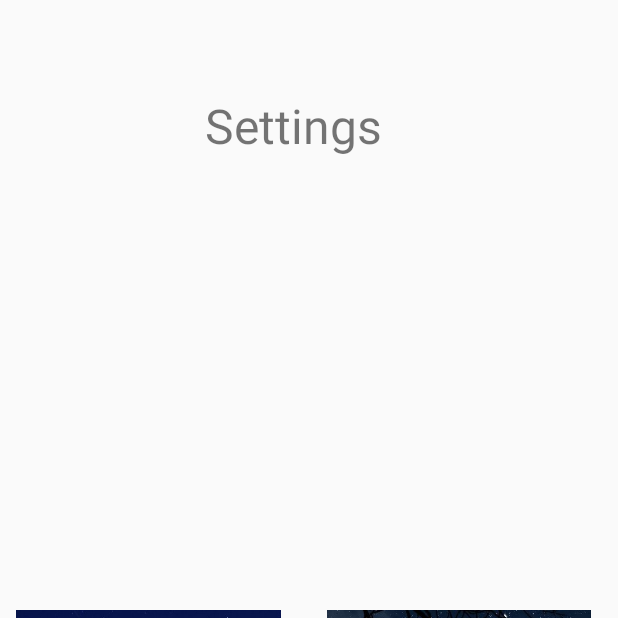
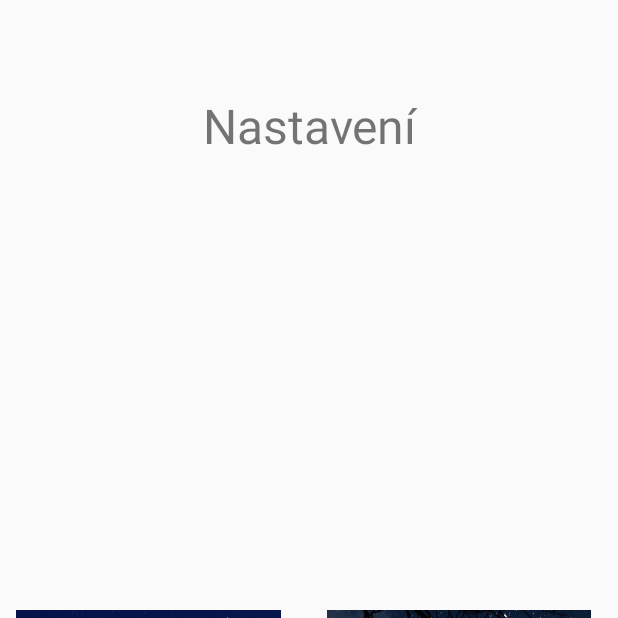
Before and after one commit to KeiShadow/Tamz2, an Android app: the settingsActivity screen opened directly, with no data from a screen before it, on a phone screen of 412 x 824 dp, the top half of it. Run offline under Robolectric (Android 15) with nearby library versions, the phone set to English and light mode, and no system bars.

Commit message:
Hotovo
Oprava string.xml, a formátování textu.

```diff
--- a/Zodiac/app/src/main/res/layout/activity_settings.xml
+++ b/Zodiac/app/src/main/res/layout/activity_settings.xml
@@ -8,19 +8,20 @@
 
     <TextView
         android:id="@+id/textView"
-        android:layout_width="139dp"
+        android:layout_width="225dp"
         android:layout_height="54dp"
+        android:layout_marginBottom="8dp"
+        android:layout_marginLeft="8dp"
+        android:layout_marginRight="8dp"
+        android:layout_marginTop="8dp"
         android:text="@string/settings"
+        android:textAlignment="center"
         android:textSize="32sp"
+        app:layout_constraintBottom_toBottomOf="parent"
+        app:layout_constraintLeft_toLeftOf="parent"
+        app:layout_constraintRight_toRightOf="parent"
         app:layout_constraintTop_toTopOf="parent"
-        android:layout_marginTop="8dp"
-        app:layout_constraintBottom_toBottomOf="parent"
-        android:layout_marginBottom="8dp"
-        app:layout_constraintVertical_bias="0.072"
-        android:layout_marginRight="8dp"
-        app:layout_constraintRight_toRightOf="parent"
-        android:layout_marginLeft="8dp"
-        app:layout_constraintLeft_toLeftOf="parent" />
+        app:layout_constraintVertical_bias="0.072" />
 
     <ImageView
         android:id="@+id/w01"
--- a/Zodiac/app/src/main/res/menu/menu.xml
+++ b/Zodiac/app/src/main/res/menu/menu.xml
@@ -10,7 +10,7 @@
         app:showAsAction="never"/>
 
     <item android:id="@+id/About"
-        android:title="@string/about"
+        android:title="O mně"
         app:showAsAction="never"/>
 
 </menu>
--- a/Zodiac/app/src/main/res/values/strings.xml
+++ b/Zodiac/app/src/main/res/values/strings.xml
@@ -1,10 +1,7 @@
 <resources>
     <string name="app_name">Horoskop</string>
-    <string name="enter_birthday">Enter your birthday</string>
+    <string name="enter_birthday">Zadejte datum narození</string>
     <string name="zodiacText">Horoskop</string>
-    <string name="fromTo">From to</string>
-    <string name="description">Description</string>
     <string name="about">Vytvořil Petr Noga 2017</string>
-    <string name="myLogin">Nog0030</string>
-    <string name="settings">Settings</string>
+    <string name="settings">Nastavení</string>
 </resources>
```
Also changed, not shown: Zodiac/app/src/main/res/layout/activity_main.xml (+3 -6 lines).
